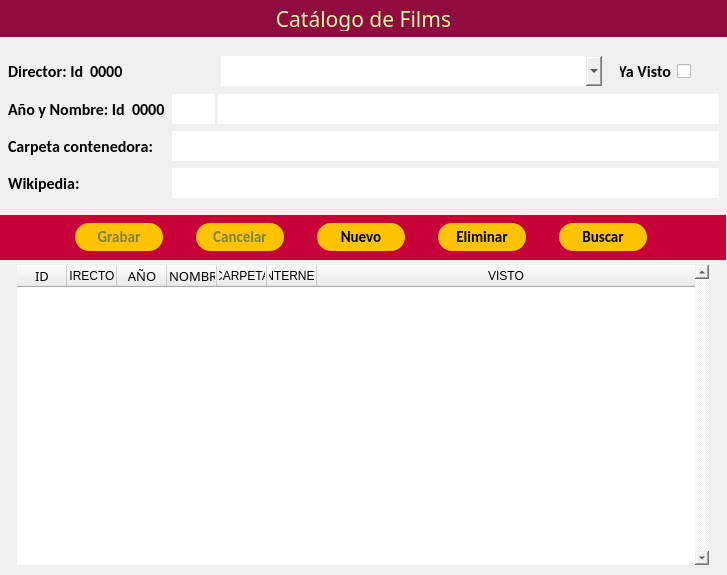
Before: the Qt Designer form gui/main.ui in QuitoAr/Cine, drawn with Qt 5.
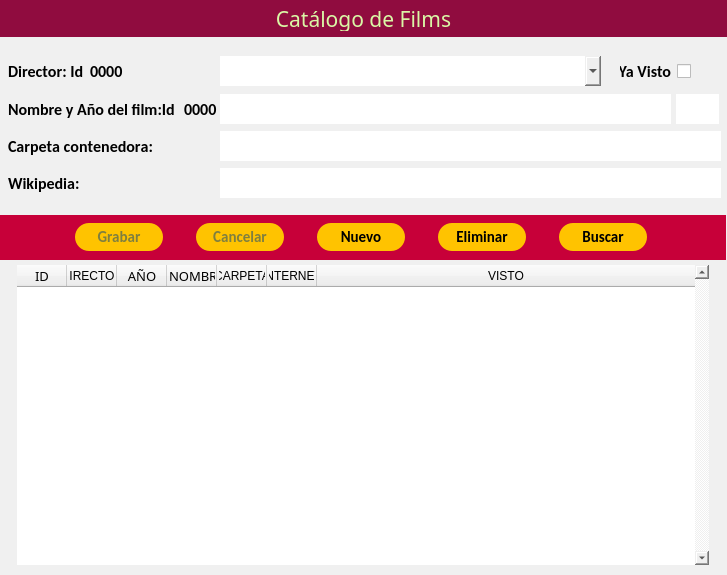
After: the same form once the commit is applied. Icons and pictures are not drawn.

Diff of the .ui file:
```diff
--- a/gui/main.ui
+++ b/gui/main.ui
@@ -175,7 +175,7 @@
    <widget class="QComboBox" name="cbcDirectores">
     <property name="geometry">
      <rect>
-      <x>221</x>
+      <x>220</x>
       <y>56</y>
       <width>381</width>
       <height>30</height>
@@ -203,9 +203,9 @@
     </property>
     <property name="geometry">
      <rect>
-      <x>218</x>
+      <x>220</x>
       <y>94</y>
-      <width>501</width>
+      <width>451</width>
       <height>30</height>
      </rect>
     </property>
@@ -242,9 +242,9 @@
     </property>
     <property name="geometry">
      <rect>
-      <x>172</x>
+      <x>220</x>
       <y>131</y>
-      <width>547</width>
+      <width>501</width>
       <height>30</height>
      </rect>
     </property>
@@ -278,9 +278,9 @@
     </property>
     <property name="geometry">
      <rect>
-      <x>172</x>
+      <x>220</x>
       <y>168</y>
-      <width>547</width>
+      <width>501</width>
       <height>30</height>
      </rect>
     </property>
@@ -3016,7 +3016,7 @@
     </property>
     <property name="geometry">
      <rect>
-      <x>172</x>
+      <x>676</x>
       <y>94</y>
       <width>43</width>
       <height>30</height>
@@ -3049,8 +3049,8 @@
    <widget class="QPushButton" name="btnDirector">
     <property name="geometry">
      <rect>
-      <x>176</x>
-      <y>51</y>
+      <x>174</x>
+      <y>52</y>
       <width>43</width>
       <height>36</height>
      </rect>
@@ -3248,11 +3248,7 @@
      <bool>false</bool>
     </property>
     <property name="styleSheet">
-     <string notr="true">background-color:transparent;
-border: 5px;
-border-radius: 6px;
-
-</string>
+     <string notr="true"/>
     </property>
     <property name="text">
      <string/>
@@ -3301,7 +3297,7 @@
    <widget class="QLabel" name="labelId_film">
     <property name="geometry">
      <rect>
-      <x>132</x>
+      <x>184</x>
       <y>94</y>
       <width>33</width>
       <height>30</height>
@@ -3415,7 +3411,7 @@
      <rect>
       <x>8</x>
       <y>94</y>
-      <width>121</width>
+      <width>175</width>
       <height>30</height>
      </rect>
     </property>
@@ -3434,7 +3430,7 @@
      </font>
     </property>
     <property name="text">
-     <string>Año y Nombre: Id</string>
+     <string>Nombre y Año del film:Id</string>
     </property>
     <property name="textFormat">
      <enum>Qt::PlainText</enum>
```
Left out of the diff: 77 changed lines with no effect on the pictures.
